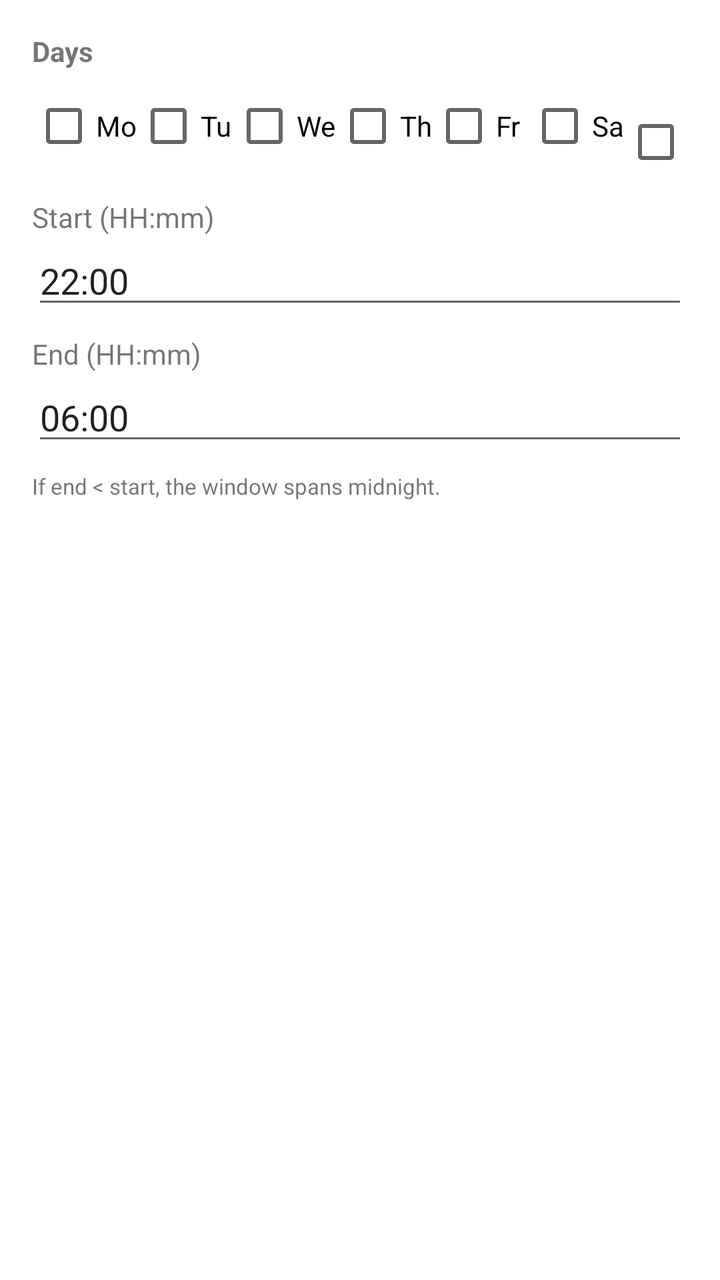
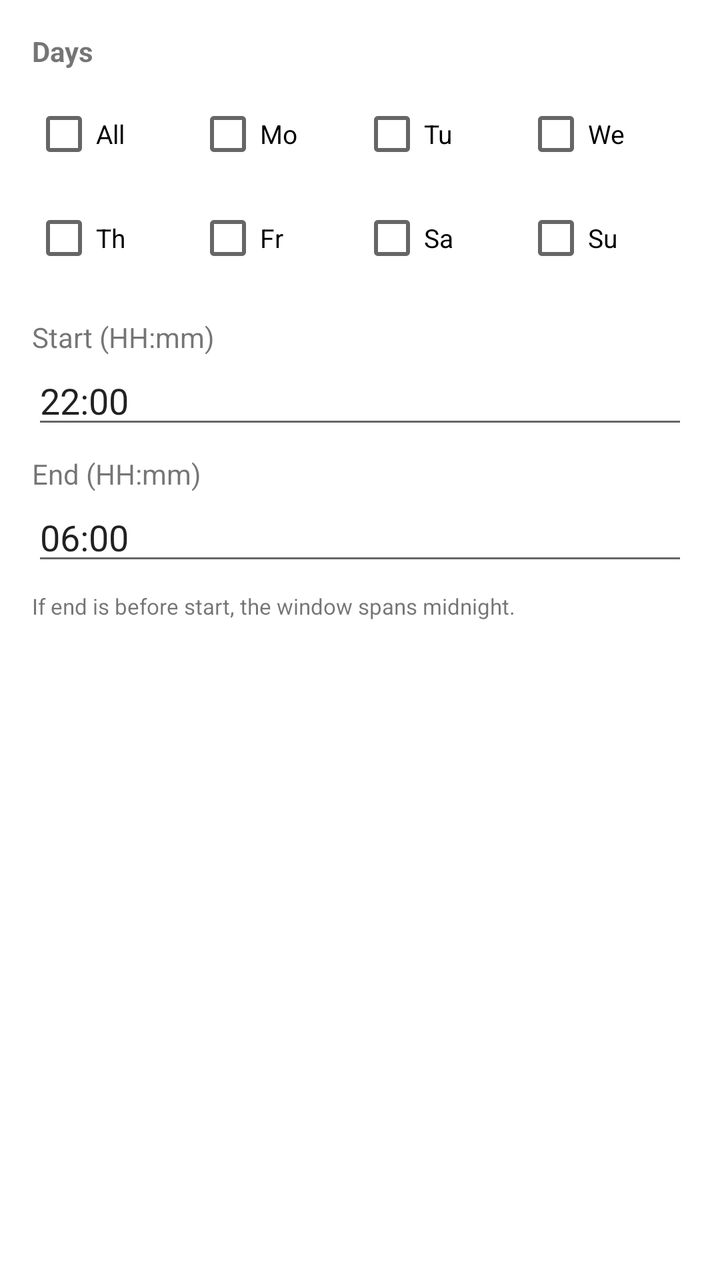

An Android layout rendered at two revisions. The XML below is the earlier revision; the diff shows what the commit changed to produce the second picture.
<!-- AndroidManifest.xml: application theme Theme.MaterialComponents.DayNight.NoActionBar -->
<!-- res/layout/dialog_add_schedule.xml -->
<?xml version="1.0" encoding="utf-8"?>
<ScrollView xmlns:android="http://schemas.android.com/apk/res/android"
    android:layout_width="match_parent"
    android:layout_height="wrap_content"
    android:padding="16dp">

    <LinearLayout
        android:layout_width="match_parent"
        android:layout_height="wrap_content"
        android:orientation="vertical">

        <TextView
            android:layout_width="match_parent"
            android:layout_height="wrap_content"
            android:text="Days"
            android:textStyle="bold"
            android:paddingBottom="4dp" />

        <LinearLayout
            android:layout_width="match_parent"
            android:layout_height="wrap_content"
            android:orientation="horizontal">

            <CheckBox android:id="@+id/dayMon" android:layout_width="wrap_content" android:layout_height="wrap_content" android:text="Mo" />
            <CheckBox android:id="@+id/dayTue" android:layout_width="wrap_content" android:layout_height="wrap_content" android:text="Tu" />
            <CheckBox android:id="@+id/dayWed" android:layout_width="wrap_content" android:layout_height="wrap_content" android:text="We" />
            <CheckBox android:id="@+id/dayThu" android:layout_width="wrap_content" android:layout_height="wrap_content" android:text="Th" />
            <CheckBox android:id="@+id/dayFri" android:layout_width="wrap_content" android:layout_height="wrap_content" android:text="Fr" />
            <CheckBox android:id="@+id/daySat" android:layout_width="wrap_content" android:layout_height="wrap_content" android:text="Sa" />
            <CheckBox android:id="@+id/daySun" android:layout_width="wrap_content" android:layout_height="wrap_content" android:text="Su" />
        </LinearLayout>

        <TextView
            android:layout_width="match_parent"
            android:layout_height="wrap_content"
            android:text="Start (HH:mm)"
            android:paddingTop="12dp" />

        <EditText
            android:id="@+id/editStart"
            android:layout_width="match_parent"
            android:layout_height="wrap_content"
            android:inputType="time"
            android:hint="22:00"
            android:text="22:00" />

        <TextView
            android:layout_width="match_parent"
            android:layout_height="wrap_content"
            android:text="End (HH:mm)"
            android:paddingTop="8dp" />

        <EditText
            android:id="@+id/editEnd"
            android:layout_width="match_parent"
            android:layout_height="wrap_content"
            android:inputType="time"
            android:hint="06:00"
            android:text="06:00" />

        <TextView
            android:layout_width="match_parent"
            android:layout_height="wrap_content"
            android:text="If end &lt; start, the window spans midnight."
            android:textSize="11sp"
            android:paddingTop="8dp" />
    </LinearLayout>
</ScrollView>
<!-- resources referenced by this layout -->
<resources>

</resources>

<!-- the commit's change to res/layout/dialog_add_schedule.xml (unified diff, before → after) -->
@@ -14,27 +14,102 @@
             android:layout_height="wrap_content"
             android:text="Days"
             android:textStyle="bold"
-            android:paddingBottom="4dp" />
+            android:paddingBottom="8dp" />
 
+        
         <LinearLayout
             android:layout_width="match_parent"
             android:layout_height="wrap_content"
-            android:orientation="horizontal">
+            android:orientation="horizontal"
+            android:weightSum="4">
 
-            <CheckBox android:id="@+id/dayMon" android:layout_width="wrap_content" android:layout_height="wrap_content" android:text="Mo" />
-            <CheckBox android:id="@+id/dayTue" android:layout_width="wrap_content" android:layout_height="wrap_content" android:text="Tu" />
-            <CheckBox android:id="@+id/dayWed" android:layout_width="wrap_content" android:layout_height="wrap_content" android:text="We" />
-            <CheckBox android:id="@+id/dayThu" android:layout_width="wrap_content" android:layout_height="wrap_content" android:text="Th" />
-            <CheckBox android:id="@+id/dayFri" android:layout_width="wrap_content" android:layout_height="wrap_content" android:text="Fr" />
-            <CheckBox android:id="@+id/daySat" android:layout_width="wrap_content" android:layout_height="wrap_content" android:text="Sa" />
-            <CheckBox android:id="@+id/daySun" android:layout_width="wrap_content" android:layout_height="wrap_content" android:text="Su" />
+            <CheckBox
+                android:id="@+id/dayAll"
+                android:layout_width="0dp"
+                android:layout_height="wrap_content"
+                android:layout_weight="1"
+                android:text="All"
+                android:textSize="13sp"
+                android:maxLines="1" />
+
+            <CheckBox
+                android:id="@+id/dayMon"
+                android:layout_width="0dp"
+                android:layout_height="wrap_content"
+                android:layout_weight="1"
+                android:text="Mo"
+                android:textSize="13sp"
+                android:maxLines="1" />
+
+            <CheckBox
+                android:id="@+id/dayTue"
+                android:layout_width="0dp"
+                android:layout_height="wrap_content"
+                android:layout_weight="1"
+                android:text="Tu"
+                android:textSize="13sp"
+                android:maxLines="1" />
+
+            <CheckBox
+                android:id="@+id/dayWed"
+                android:layout_width="0dp"
+                android:layout_height="wrap_content"
+                android:layout_weight="1"
+                android:text="We"
+                android:textSize="13sp"
+                android:maxLines="1" />
+        </LinearLayout>
+
+        
+        <LinearLayout
+            android:layout_width="match_parent"
+            android:layout_height="wrap_content"
+            android:orientation="horizontal"
+            android:weightSum="4"
+            android:paddingTop="4dp">
+
+            <CheckBox
+                android:id="@+id/dayThu"
+                android:layout_width="0dp"
+                android:layout_height="wrap_content"
+                android:layout_weight="1"
+                android:text="Th"
+                android:textSize="13sp"
+                android:maxLines="1" />
+
+            <CheckBox
+                android:id="@+id/dayFri"
+                android:layout_width="0dp"
+                android:layout_height="wrap_content"
+                android:layout_weight="1"
+                android:text="Fr"
+                android:textSize="13sp"
+                android:maxLines="1" />
+
+            <CheckBox
+                android:id="@+id/daySat"
+                android:layout_width="0dp"
+                android:layout_height="wrap_content"
+                android:layout_weight="1"
+                android:text="Sa"
+                android:textSize="13sp"
+                android:maxLines="1" />
+
+            <CheckBox
+                android:id="@+id/daySun"
+                android:layout_width="0dp"
+                android:layout_height="wrap_content"
+                android:layout_weight="1"
+                android:text="Su"
+                android:textSize="13sp"
+                android:maxLines="1" />
         </LinearLayout>
 
         <TextView
             android:layout_width="match_parent"
             android:layout_height="wrap_content"
             android:text="Start (HH:mm)"
-            android:paddingTop="12dp" />
+            android:paddingTop="16dp" />
 
         <EditText
             android:id="@+id/editStart"
@@ -61,7 +136,7 @@
         <TextView
             android:layout_width="match_parent"
             android:layout_height="wrap_content"
-            android:text="If end &lt; start, the window spans midnight."
+            android:text="If end is before start, the window spans midnight."
             android:textSize="11sp"
             android:paddingTop="8dp" />
     </LinearLayout>
